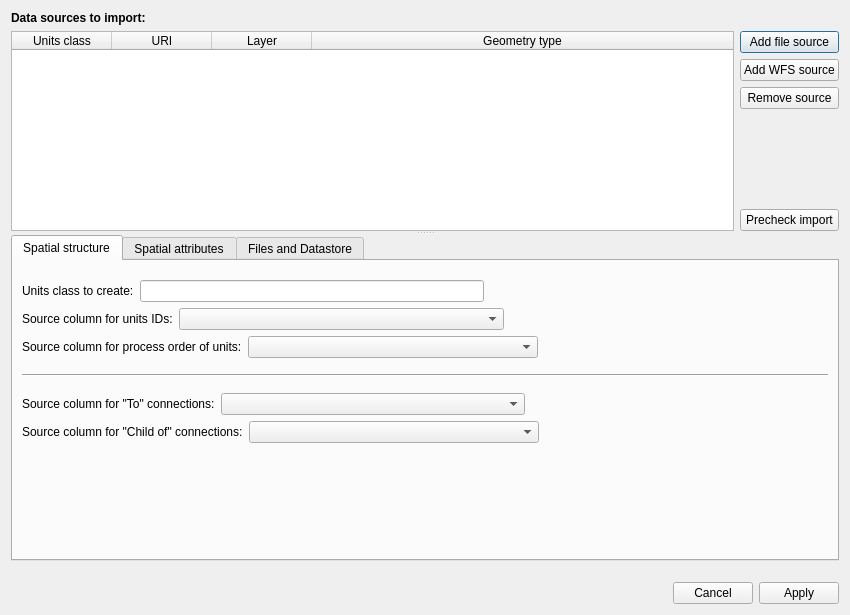
First picture: the form in src/builderexts/import.spatial-graph.ogr-gdal/OGRGDALDialog.ui, repository OpenFLUID/openfluid, before the edit.
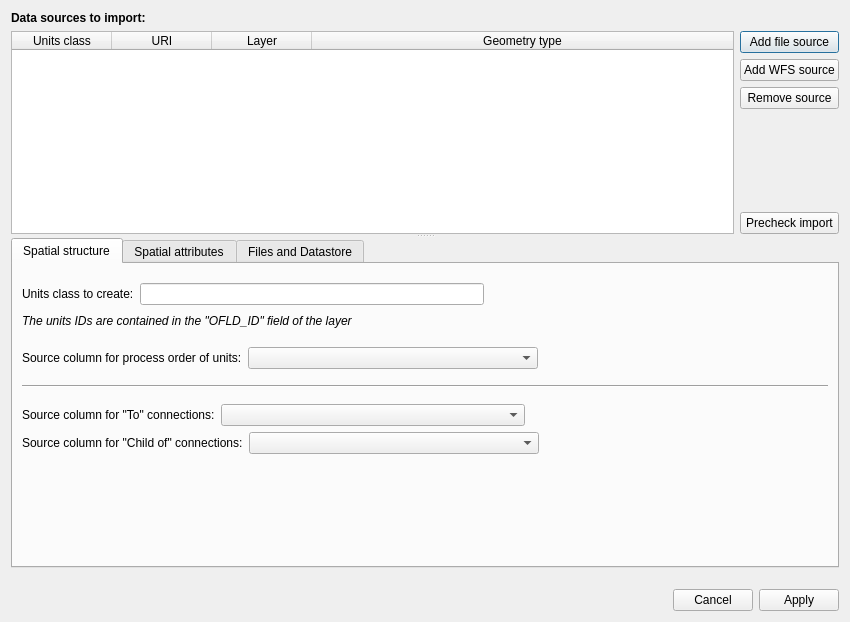
Second picture: the form after the edit. The open tabs and pages were chosen to show the change.

Patch:
```diff
--- a/src/builderexts/import.spatial-graph.ogr-gdal/OGRGDALDialog.ui
+++ b/src/builderexts/import.spatial-graph.ogr-gdal/OGRGDALDialog.ui
@@ -7,7 +7,7 @@
     <x>0</x>
     <y>0</y>
     <width>850</width>
-    <height>615</height>
+    <height>622</height>
    </rect>
   </property>
   <property name="windowTitle">
@@ -210,18 +210,16 @@
                </layout>
               </item>
               <item>
-               <layout class="QHBoxLayout" name="horizontalLayout_7" stretch="0,1,1">
+               <layout class="QHBoxLayout" name="horizontalLayout_7" stretch="0,1">
                 <item>
                  <widget class="QLabel" name="label_7">
-                  <property name="text">
-                   <string>Source column for units IDs:</string>
+                  <property name="font">
+                   <font>
+                    <italic>true</italic>
+                   </font>
                   </property>
-                 </widget>
-                </item>
-                <item>
-                 <widget class="QComboBox" name="UnitsIDsComboBox">
-                  <property name="frame">
-                   <bool>true</bool>
+                  <property name="text">
+                   <string>The units IDs are contained in the &quot;OFLD_ID&quot; field of the layer</string>
                   </property>
                  </widget>
                 </item>
@@ -240,6 +238,22 @@
                 </item>
                </layout>
               </item>
+              <item>
+               <spacer name="verticalSpacer_9">
+                <property name="orientation">
+                 <enum>Qt::Vertical</enum>
+                </property>
+                <property name="sizeType">
+                 <enum>QSizePolicy::Fixed</enum>
+                </property>
+                <property name="sizeHint" stdset="0">
+                 <size>
+                  <width>20</width>
+                  <height>10</height>
+                 </size>
+                </property>
+               </spacer>
+              </item>
               <item>
                <layout class="QHBoxLayout" name="horizontalLayout_9" stretch="0,1,1">
                 <item>
```
Left out of the diff: 12 changed lines with no effect on the pictures.
